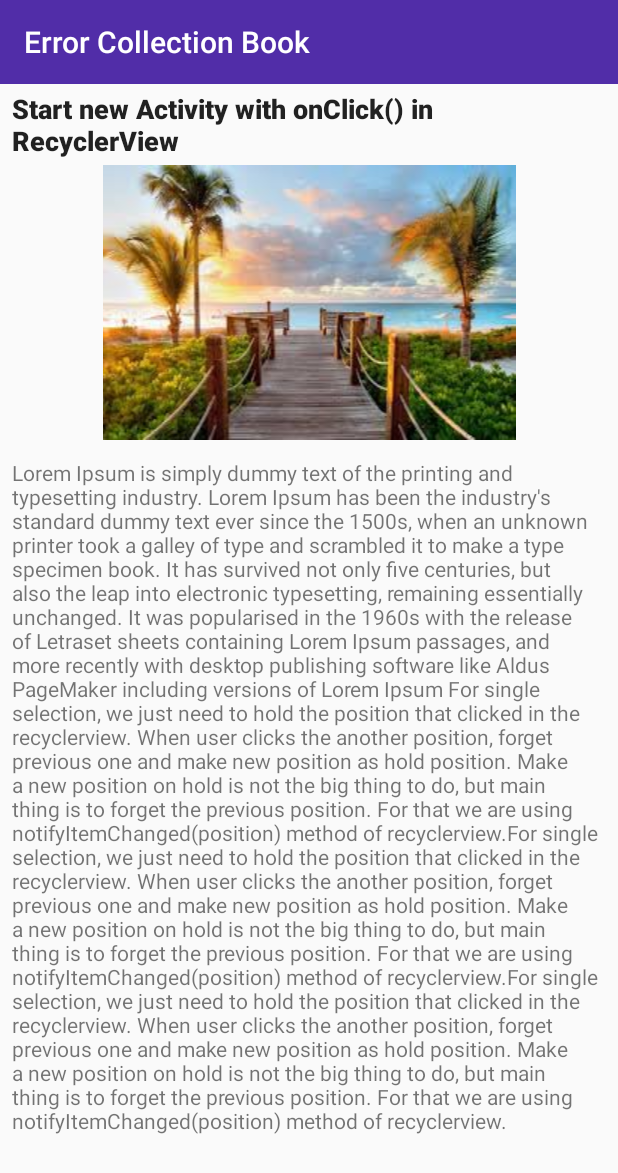
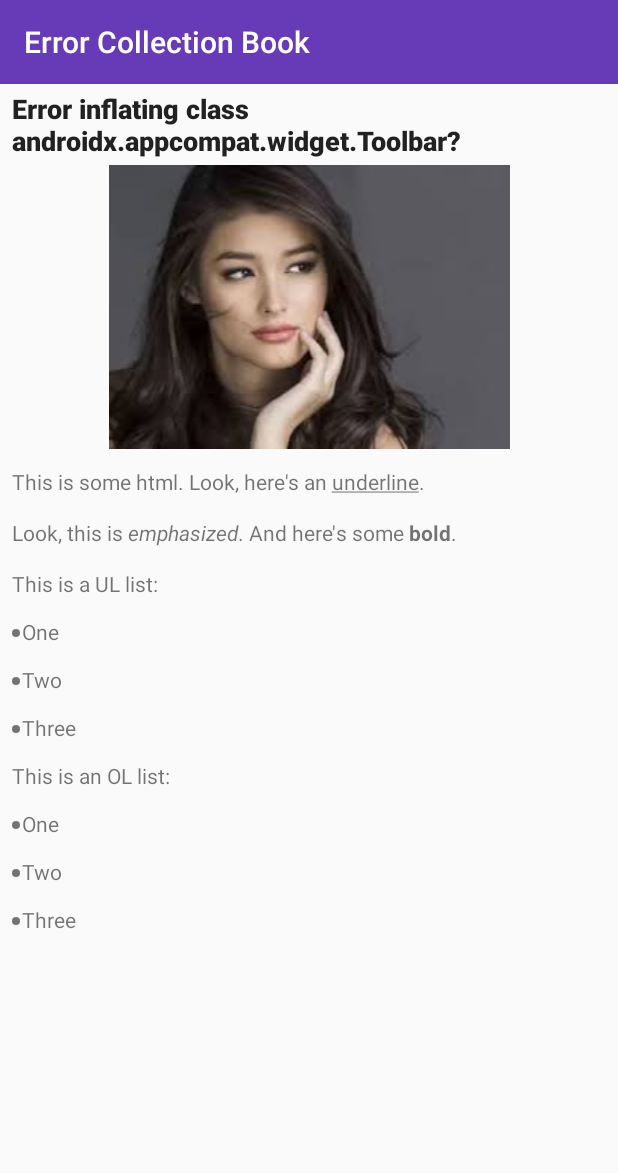
Before and after one commit to AG559/Errors-Book, an Android app: the fragment FirstFragment placed in its activity, after a tap on "Aung Kyaw Khaing", on a phone screen of 412 x 824 dp. Shown: the top 1173 px of the screen. Run offline under Robolectric (Android 15) with nearby library versions, the phone set to English and light mode, and no system bars; Roboto replaces fonts that are not available here.

Commit message:
Single View Modified

```diff
--- a/app/src/main/java/adapter/AndroidRecycleAdapter.java
+++ b/app/src/main/java/adapter/AndroidRecycleAdapter.java
@@ -2,6 +2,7 @@ package adapter;
 
 import android.content.Context;
 import android.content.Intent;
+import android.content.res.TypedArray;
 import android.view.LayoutInflater;
 import android.view.View;
 import android.view.ViewGroup;
@@ -11,6 +12,7 @@ import android.widget.Toast;
 
 import androidx.annotation.NonNull;
 import androidx.cardview.widget.CardView;
+import androidx.core.text.HtmlCompat;
 import androidx.recyclerview.widget.RecyclerView;
 
 import com.ag.errorsbook.AndroidSingle;
@@ -23,6 +25,7 @@ import model.AndroidDataModel;
 public class AndroidRecycleAdapter extends RecyclerView.Adapter<AndroidRecycleAdapter.AndroidRecyclerAdapterView> {
     private Context context;
     private ArrayList<AndroidDataModel> list;
+    private ArrayList<Integer> img_list;
 
     public AndroidRecycleAdapter(Context context, ArrayList<AndroidDataModel> list) {
         this.context = context;
@@ -38,16 +41,38 @@ public class AndroidRecycleAdapter extends RecyclerView.Adapter<AndroidRecycleAd
 
     @Override
     public void onBindViewHolder(@NonNull AndroidRecyclerAdapterView holder, final int position) {
-        holder.title.setText(list.get(position).getTitle());
-        holder.name.setText(list.get(position).getAuthor());
-        holder.desc.setText(list.get(position).getDescription());
-        holder.date.setText(list.get(position).getDate());
-        holder.imageView.setImageResource(list.get(position).getImage());
+        final String title = list.get(position).getTitle();
+        final String author = list.get(position).getAuthor();
+        final String description = list.get(position).getDescription();
+        final String date = list.get(position).getDate();
+        final TypedArray imgs = list.get(position).getImage();
+        if (title.length() > 70) {
+            holder.title.setText(title.subSequence(0, 70));
+        } else {
+            holder.title.setText(title);
+        }
+        holder.name.setText(author);
+        if (description.length() > 136) {
+            holder.desc.setText(HtmlCompat.fromHtml(description, 0).subSequence(0, 136));
+        } else {
+            holder.desc.setText(HtmlCompat.fromHtml(description, 0));
+        }
+        holder.date.setText(date);
+        holder.imageView.setImageDrawable(imgs.getDrawable(0));
         holder.cardView.setOnClickListener(new View.OnClickListener() {
             @Override
             public void onClick(View v) {
                 Context context = v.getContext();
                 Intent intent = new Intent(context, AndroidSingle.class);
+                img_list = new ArrayList<>();
+                for (int i = 0; i < imgs.length(); i++) {
+                    img_list.add(imgs.getResourceId(i, 0));
+                }
+                intent.putExtra("title", title);
+                intent.putExtra("author", author);
+                intent.putExtra("description", description);
+                intent.putExtra("date", date);
+                intent.putExtra("img_array", img_list);
                 context.startActivity(intent);
                 Toast.makeText(context, list.get(position).getAuthor(), Toast.LENGTH_LONG).show();
             }
--- a/app/src/main/java/adapter/AndroidSinglePhotoAdapter.java
+++ b/app/src/main/java/adapter/AndroidSinglePhotoAdapter.java
@@ -5,6 +5,7 @@ import android.content.Context;
 import android.view.LayoutInflater;
 import android.view.View;
 import android.view.ViewGroup;
+import android.widget.ImageView;
 
 import androidx.annotation.NonNull;
 import androidx.recyclerview.widget.RecyclerView;
@@ -31,7 +32,7 @@ public class AndroidSinglePhotoAdapter extends RecyclerView.Adapter<AndroidSingl
 
     @Override
     public void onBindViewHolder(@NonNull PhotoHolder holder, int position) {
-
+        holder.imageView.setImageResource(list.get(position));
     }
 
     @Override
@@ -40,9 +41,11 @@ public class AndroidSinglePhotoAdapter extends RecyclerView.Adapter<AndroidSingl
     }
 
     class PhotoHolder extends RecyclerView.ViewHolder {
+        ImageView imageView;
 
-         PhotoHolder(@NonNull View itemView) {
+        PhotoHolder(@NonNull View itemView) {
             super(itemView);
+            imageView = itemView.findViewById(R.id.aimg_single_row);
         }
 
     }
--- a/app/src/main/java/com/ag/errorsbook/AndroidSingle.java
+++ b/app/src/main/java/com/ag/errorsbook/AndroidSingle.java
@@ -1,10 +1,14 @@
 package com.ag.errorsbook;
 
 
+import android.content.Intent;
+import android.os.Build;
 import android.os.Bundle;
+import android.widget.TextView;
 
 import androidx.appcompat.app.AppCompatActivity;
 import androidx.appcompat.widget.Toolbar;
+import androidx.core.text.HtmlCompat;
 import androidx.recyclerview.widget.LinearLayoutManager;
 import androidx.recyclerview.widget.RecyclerView;
 
@@ -16,23 +20,29 @@ public class AndroidSingle extends AppCompatActivity {
     RecyclerView recyclerView;
     ArrayList<Integer> list;
     Toolbar toolbar;
+    TextView title, content;
 
     @Override
     protected void onCreate(Bundle savedInstanceState) {
         super.onCreate(savedInstanceState);
         setContentView(R.layout.activity_android_single);
-        toolbar =findViewById(R.id.detail_toolbar);
+        toolbar = findViewById(R.id.detail_toolbar);
         setSupportActionBar(toolbar);
         getSupportActionBar().setTitle("Error Collection Book");
 
 
         recyclerView = findViewById(R.id.android_single_row_recycler);
+        title = findViewById(R.id.asingle_tv_title);
+        content = findViewById(R.id.asingle_tv_content);
         recyclerView.setLayoutManager(new LinearLayoutManager(this, RecyclerView.HORIZONTAL, false));
-        list = new ArrayList<>();
-        list.add(R.drawable.girl_one);
-        list.add(R.drawable.girl_two);
-        list.add(R.drawable.girl_three);
+        Intent i = getIntent();
+        list = i.getIntegerArrayListExtra("img_array");
 
+
+        title.setText(i.getStringExtra("title"));
+        if (Build.VERSION.SDK_INT >= Build.VERSION_CODES.N) {
+            content.setText(HtmlCompat.fromHtml(i.getStringExtra("description"), 0));
+        }
         AndroidSinglePhotoAdapter adapter = new AndroidSinglePhotoAdapter(this, list);
         recyclerView.setAdapter(adapter);
     }
--- a/app/src/main/java/com/ag/errorsbook/FirstFragment.java
+++ b/app/src/main/java/com/ag/errorsbook/FirstFragment.java
@@ -42,18 +42,22 @@ public class FirstFragment extends Fragment {
         list.add(new AndroidDataModel("Aung Kyaw Khaing",
                 "Error inflating class android.support.v7.widget.Toolbar? ",
                 "www.google.com",
-                "whyoz His method adds unneeded complexity to view hierarchy. You will need two additional views (A layout container and the border view)",
-                R.drawable.girl_one, "20/12/2019"));
+                getResources().getString(R.string.test_html),
+                getResources().obtainTypedArray(R.array.test_img_ary),
+                "3/4/2019"
+        ));
         list.add(new AndroidDataModel("Ya Wai Aung",
-                "Error inflating class android.support.v7.widget.Toolbar? ",
+                "The repetition of “pale” reinforces the subtext of tubercular illness. In the next stanza we see the victims’ “starved lips” (starved for air?) and hear their only words, “La Belle Dame sans Merci / Thee hath in thrall!” ",
                 "www.google.com",
-                "whyoz His method adds unneeded complexity to view hierarchy. You will need two additional views (A layout container and the border view)",
-                R.drawable.girl_two, "3/4/2019"));
+                getResources().getString(R.string.test_one_html),
+                getResources().obtainTypedArray(R.array.test_img_ary_one),
+                "3/4/2019"));
         list.add(new AndroidDataModel("El Do Soe",
-                "Error inflating class android.support.v7.widget.Toolbar? ",
+                "Martin Earl lives in Coimbra, in central Portugal ",
                 "www.google.com",
-                "whyoz His method adds unneeded complexity to view hierarchy. You will need two additional views (A layout container and the border view)",
-                R.drawable.girl_three, "11/3/2018"));
+                getResources().getString(R.string.test_two_html),
+                getResources().obtainTypedArray(R.array.test_img_ary_two),
+                "11/3/2018"));
     }
 
 }
--- a/app/src/main/java/model/AndroidDataModel.java
+++ b/app/src/main/java/model/AndroidDataModel.java
@@ -1,10 +1,12 @@
 package model;
+
+import android.content.res.TypedArray;
 
 public class AndroidDataModel {
     private String author, title, link, description, date;
-    private int image;
+    private TypedArray image;
 
-    public AndroidDataModel(String author, String title, String link, String description, int image, String date) {
+    public AndroidDataModel(String author, String title, String link, String description, TypedArray image, String date) {
         this.author = author;
         this.title = title;
         this.link = link;
@@ -29,7 +31,7 @@ public class AndroidDataModel {
         return description;
     }
 
-    public int getImage() {
+    public TypedArray getImage() {
         return image;
     }
 
--- a/app/src/main/res/layout/activity_android_single.xml
+++ b/app/src/main/res/layout/activity_android_single.xml
@@ -14,7 +14,7 @@
             android:id="@+id/detail_toolbar"
             android:layout_width="match_parent"
             android:layout_height="?attr/actionBarSize"
-            android:background="?attr/colorPrimaryDark"
+            android:background="?attr/colorPrimary"
             app:layout_constraintEnd_toEndOf="parent"
             app:layout_constraintHorizontal_bias="0.0"
             app:layout_constraintStart_toStartOf="parent"
@@ -30,10 +30,10 @@
             android:layout_marginEnd="8dp"
             app:layout_constraintEnd_toEndOf="parent"
             app:layout_constraintStart_toStartOf="parent"
-            app:layout_constraintTop_toBottomOf="@+id/textView" />
+            app:layout_constraintTop_toBottomOf="@+id/asingle_tv_title" />
 
         <TextView
-            android:id="@+id/textView"
+            android:id="@+id/asingle_tv_title"
             android:layout_width="0dp"
             android:layout_height="wrap_content"
             android:layout_marginStart="8dp"
@@ -52,7 +52,7 @@
             app:layout_constraintTop_toBottomOf="@+id/detail_toolbar" />
 
         <TextView
-            android:id="@+id/textView2"
+            android:id="@+id/asingle_tv_content"
             android:layout_width="0dp"
             android:layout_height="wrap_content"
             android:layout_marginStart="8dp"
--- a/app/src/main/res/layout/nav_header.xml
+++ b/app/src/main/res/layout/nav_header.xml
@@ -1,7 +1,7 @@
 <LinearLayout xmlns:android="http://schemas.android.com/apk/res/android"
     android:layout_width="match_parent"
     android:layout_height="192dp"
-    android:background="?attr/colorPrimaryDark"
+    android:background="?attr/colorPrimary"
     android:padding="16dp"
     android:theme="@style/ThemeOverlay.AppCompat.Dark"
     android:orientation="vertical"
--- a/app/src/main/res/layout/toolbar.xml
+++ b/app/src/main/res/layout/toolbar.xml
@@ -1,5 +1,6 @@
 <?xml version="1.0" encoding="utf-8"?>
-<androidx.appcompat.widget.Toolbar xmlns:android="http://schemas.android.com/apk/res/android"
+<androidx.appcompat.widget.Toolbar
+    xmlns:android="http://schemas.android.com/apk/res/android"
     xmlns:app="http://schemas.android.com/apk/res-auto"
     android:id="@+id/toolbar"
     android:fitsSystemWindows="true"
@@ -7,6 +8,6 @@
     android:layout_height="match_parent"
     android:minHeight="?attr/actionBarSize"
     app:theme="@style/ThemeOverlay.AppCompat.Dark.ActionBar"
-    android:background="?attr/colorPrimaryDark">
+    android:background="?attr/colorPrimary">
 
 </androidx.appcompat.widget.Toolbar>
--- a/app/src/main/res/values/strings.xml
+++ b/app/src/main/res/values/strings.xml
@@ -5,4 +5,36 @@
     <string name="hello_blank_fragment">Hello blank fragment</string>
     <string name="drawer_open">Open navigation drawer</string>
     <string name="drawer_close">Close navigation drawer</string>
+    <string name="test_html"><![CDATA[
+        <p>This is some html. Look, here\'s an <u>underline</u>.</p>
+        <p>Look, this is <em>emphasized.</em> And here\'s some <b>bold</b>.</p>
+        <p>This is a UL list:
+        <ul>
+        <li>One</li>
+        <li>Two</li>
+        <li>Three</li>
+        </ul>
+        <p>This is an OL list:
+        <ol>
+        <li>One</li>
+        <li>Two</li>
+        <li>Three</li>
+        </ol>
+        ]]></string>
+    <string name="test_one_html">whyoz His method adds unneeded complexity to view hierarchy. You will need two additional views (A layout container and the border view)
+</string>
+    <string name="test_two_html">Keats’s notions that the poet is “without identity” and “the most unpoetical of anything in existence” extend Coleridge’s “suspension of disbelief,” but mostly in practical ways: Keats’s knight seems a purer creation of dramatic character than Coleridge’s Ancient Mariner or Christabel, and more like a Hamlet or a King Lear, albeit in miniature. Of course, a total subjugation of “poetic character,” as Keats calls it in his letter, would be impossible, though many modern and postmodern poets have attempted just that. In this way, Keats was certainly anticipating post-Romantic strategies of expression. Through allegorical displacement Keats is able to diffuse overobvious “self-expression” and transform what in a lesser poet would remain self-pity into a self-erasing empathy for his created characters. By using the figure of the knight as a dramatically convincing surrogate for the pathos he himself feels, Keats makes powerful use of some of the most important Romantic themes: the stress of self-examination, the fraught duality of Eros and death, and individual mortality and its mirroring in the cycles of nature.
+</string>
+    <array name="test_img_ary">
+        <item>@drawable/girl_one</item>
+    </array>
+    <array name="test_img_ary_one">
+        <item>@drawable/girl_two</item>
+        <item>@drawable/girl_two</item>
+    </array>
+    <array name="test_img_ary_two">
+        <item>@drawable/girl_three</item>
+        <item>@drawable/girl_three</item>
+        <item>@drawable/girl_three</item>
+    </array>
 </resources>
--- a/app/src/main/res/values/styles.xml
+++ b/app/src/main/res/values/styles.xml
@@ -4,7 +4,7 @@
     <style name="AppTheme" parent="Theme.AppCompat.Light.NoActionBar">
         <!-- Customize your theme here. -->
         <item name="colorPrimary">#673AB7</item>
-        <item name="colorPrimaryDark">#512DA8</item>
+        <item name="colorPrimaryDark">#512D70</item>
         <item name="colorAccent">#FF4081</item>
     </style>
 
```
